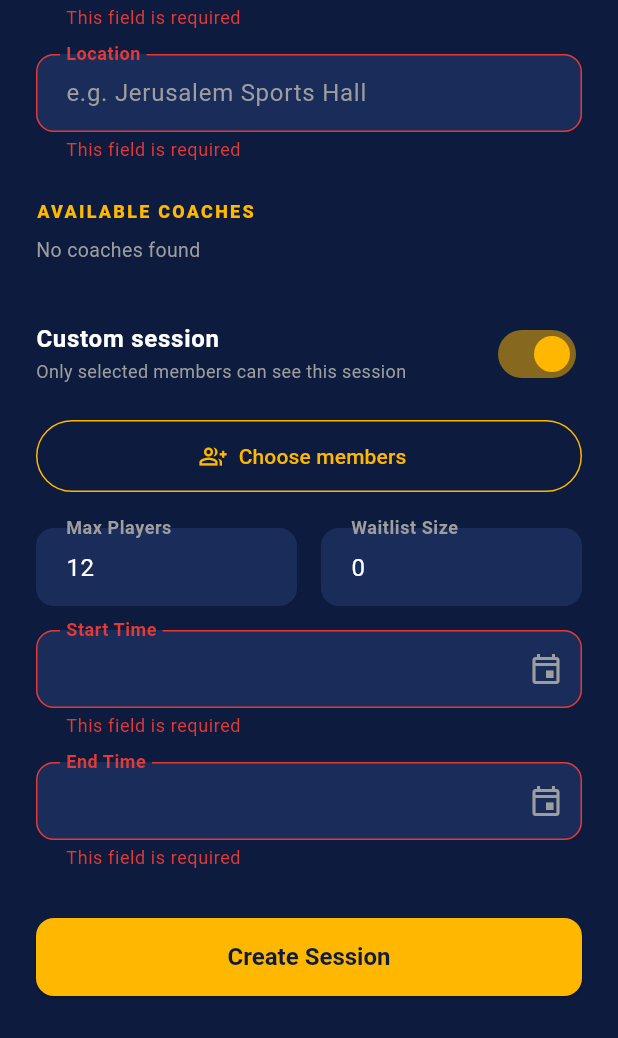
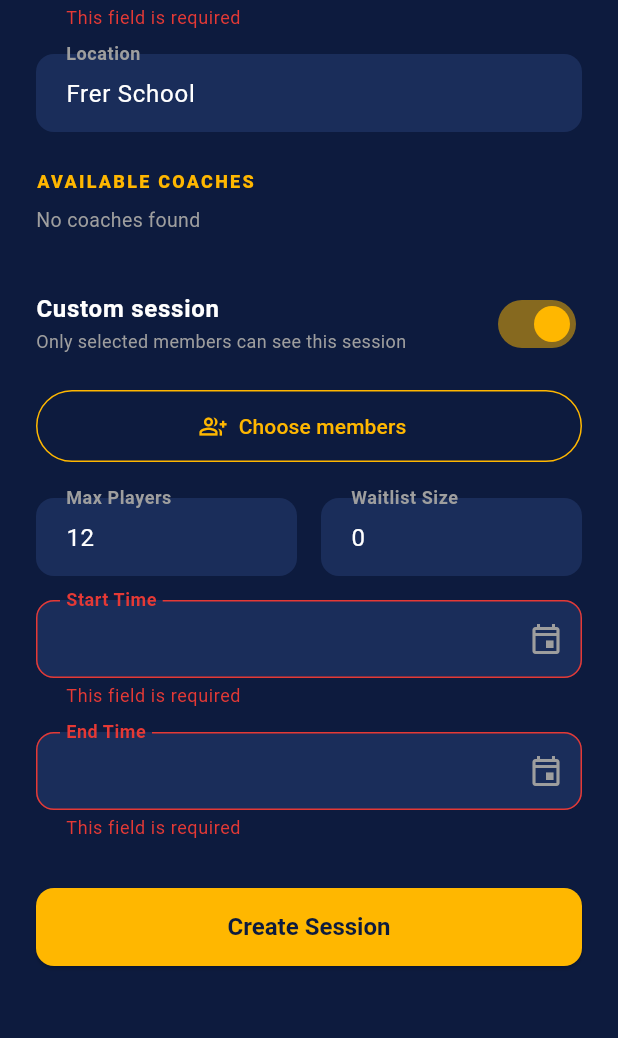
Before and after one commit to m-mocha1/spikers-fable, a Flutter app: the CreateSessionScreen screen opened by its route, after a tap on "Custom session", after a tap on "Create Session", on a phone screen of 412 x 824 dp, the part 198-1236 px from its top. Run offline on Flutter 3.47's test engine with Material 3 defaults, Android fonts, the phone set to English and light mode, and no system bars; our stand-ins replace cached_network_image, cloud_firestore, cloud_functions, firebase_auth, firebase_core, firebase_messaging and 13 more; missing offline and left inert: excel, firebase_app_check, image_picker_android, image_picker_platform_interface, omni_datetime_picker; accounts and stored records are empty; Roboto replaces fonts that are missing (Cairo).

Commit message:
fix(session): set default location to 'Frer School' in session creation

```diff
--- a/spikers_app/lib/features/sessions/presentation/screens/create_session_screen.dart
+++ b/spikers_app/lib/features/sessions/presentation/screens/create_session_screen.dart
@@ -32,7 +32,7 @@ class CreateSessionScreen extends ConsumerStatefulWidget {
 class _CreateSessionScreenState extends ConsumerState<CreateSessionScreen> {
   final _formKey = GlobalKey<FormState>();
   final _titleCtrl = TextEditingController();
-  final _locationCtrl = TextEditingController();
+  final _locationCtrl = TextEditingController(text: 'Frer School');
   final _minAgeCtrl = TextEditingController(text: '16');
   final _maxAgeCtrl = TextEditingController(text: '40');
   final _maxPlayersCtrl = TextEditingController(text: '12');
```
